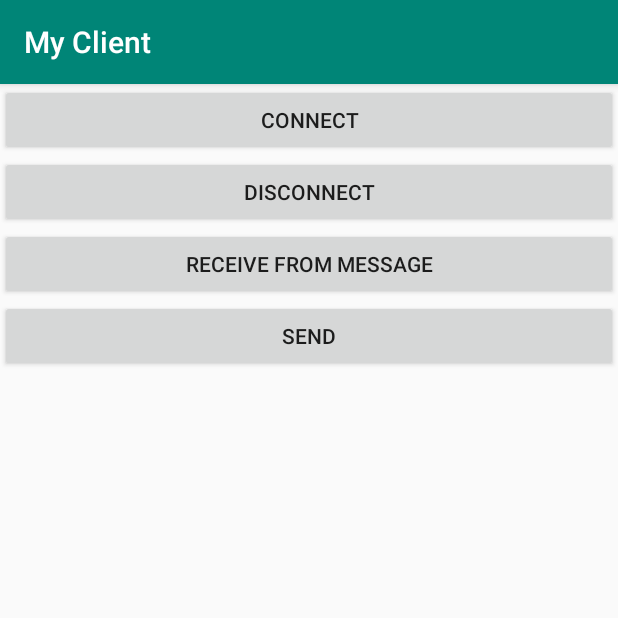
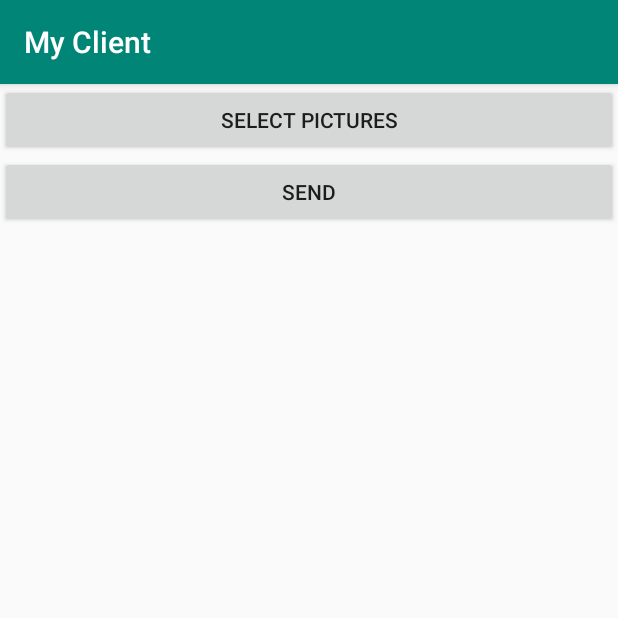
Before and after one commit to sh963852741/MyClient, an Android app: the screen it shows after launch (MainActivity), on a phone screen of 412 x 824 dp, the top half of it. Run offline under Robolectric (Android 15) with nearby library versions, the phone set to English and light mode, and no system bars; libraries missing offline, so code that uses them is left out: droidninja.filepicker, droidninja.filepicker.utils.

Commit message:
传输多个文件

```diff
--- a/app/src/main/java/com/example/myclient/MainActivity.java
+++ b/app/src/main/java/com/example/myclient/MainActivity.java
@@ -8,8 +8,6 @@ import android.os.Handler;
 import android.os.Message;
 import androidx.appcompat.app.AppCompatActivity;
 
-import android.os.Parcelable;
-import android.util.Log;
 import android.view.View;
 import android.widget.Button;
 import android.widget.EditText;
@@ -17,16 +15,13 @@ import android.widget.TextView;
 
 import java.io.BufferedReader;
 import java.io.FileInputStream;
-import java.io.FileNotFoundException;
 import java.io.IOException;
 import java.io.InputStream;
 import java.io.InputStreamReader;
 import java.io.OutputStream;
-import java.io.Reader;
 import java.net.Socket;
 import java.net.URISyntaxException;
 import java.util.ArrayList;
-import java.util.Collection;
 import java.util.concurrent.ExecutorService;
 import java.util.concurrent.Executors;
 
@@ -36,9 +31,6 @@ import droidninja.filepicker.utils.ContentUriUtils;
 
 public class MainActivity extends AppCompatActivity
 {
-    /**
-     * 主 变量
-     */
 
     // 主线程Handler
     // 用于将从服务器获取的消息显示出来
@@ -52,23 +44,9 @@ public class MainActivity extends AppCompatActivity
     // 为了方便展示,此处直接采用线程池进行线程管理,而没有一个个开线程
     private ExecutorService mThreadPool;
 
-    // 输入流读取器对象
-    InputStreamReader isr ;
-    BufferedReader br ;
+    // 连接 断开连接 发送数据到服务器 的按钮变量
+    private Button btnSend,btnSelect;
 
-    // 接收服务器发送过来的消息
-    String response;
-
-
-    /**
-     * 按钮 变量
-     */
-
-    // 连接 断开连接 发送数据到服务器 的按钮变量
-    private Button btnConnect, btnDisconnect, btnSend;
-
-    // 显示接收服务器消息 按钮
-    private TextView Receive,receive_message;
 
     // 输入需要发送的消息 输入框
     private EditText mEdit;
@@ -80,57 +58,17 @@ public class MainActivity extends AppCompatActivity
         setContentView(R.layout.activity_main);
 
         // 初始化所有按钮
-        btnConnect = (Button) findViewById(R.id.connect);
-        btnDisconnect = (Button) findViewById(R.id.disconnect);
         btnSend = (Button) findViewById(R.id.send);
-        Receive = (Button) findViewById(R.id.Receive);
+        btnSelect = (Button) findViewById(R.id.Select);
 
         // 初始化线程池
         mThreadPool = Executors.newCachedThreadPool();
 
-        // 实例化主线程,用于更新接收过来的消息
-        mMainHandler = new Handler() {
-            @Override
-            public void handleMessage(Message msg) {
-                switch (msg.what) {
-                    case 0:
-                        receive_message.setText(response);
-                        break;
-                }
-            }
-        };
-
-        /**
-         * 创建客户端 & 服务器的连接
-         */
-        btnConnect.setOnClickListener(new View.OnClickListener() {
-            @Override
-            public void onClick(View v) {
-                // 利用线程池直接开启一个线程 & 执行该线程
-                mThreadPool.execute(new Runnable() {
-                    @Override
-                    public void run() {
-                        try
-                        {
-                            // 创建Socket对象 & 指定服务端的IP 及 端口号
-                            socket = new Socket("192.168.18.3", 8888);
-                            // 判断客户端和服务器是否连接成功
-                            System.out.println(socket.isConnected());
-                        }
-                        catch (IOException e)
-                        {
-                            e.printStackTrace();
-                        }
-                    }
-                });
-
-            }
-        });
 
         /**
          * 接收 服务器消息
          */
-        Receive.setOnClickListener(new View.OnClickListener() {
+        btnSelect.setOnClickListener(new View.OnClickListener() {
             @Override
             public void onClick(View v) {
                 SelectFile();
@@ -142,42 +80,23 @@ public class MainActivity extends AppCompatActivity
         btnSend.setOnClickListener(new View.OnClickListener() {
             @Override
             public void onClick(View v) {
+                for (final Uri uri:filePaths)
+                {
                     // 利用线程池直接开启一个线程 & 执行该线程
                     mThreadPool.execute(new Runnable() {
                         @Override
                         public void run() {
                             try {
-                            SendFile();
+                                SendFile(uri);
                             } catch (IOException | URISyntaxException e) {
                                 e.printStackTrace();
                             }
                         }
                     });
                 }
+            }
         });
 
-        /**
-         * 断开客户端 & 服务器的连接
-         */
-        btnDisconnect.setOnClickListener(new View.OnClickListener() {
-            @Override
-            public void onClick(View v) {
-                try {
-
-                    // 断开 服务器发送到客户端 的连接，即关闭输入流读取器对象BufferedReader
-                    br.close();
-
-                    // 最终关闭整个Socket连接
-                    socket.close();
-
-                    // 判断客户端和服务器是否已经断开连接
-                    System.out.println(socket.isConnected());
-
-                } catch (IOException e) {
-                    e.printStackTrace();
-                }
-            }
-        });
     }
     public void SelectFile()
     {
@@ -187,7 +106,7 @@ public class MainActivity extends AppCompatActivity
                 .pickPhoto(this);
     }
 
-    public void SendFile() throws IOException, URISyntaxException {
+    public void SendFile(Uri uri) throws IOException, URISyntaxException {
         OutputStream outputStream = null;
         InputStream intputStream = null;
         Socket socket=null;
@@ -199,7 +118,7 @@ public class MainActivity extends AppCompatActivity
         } catch (IOException e) {
             e.printStackTrace();
         }
-        String path = ContentUriUtils.INSTANCE.getFilePath(this,filePaths.get(0));
+        String path = ContentUriUtils.INSTANCE.getFilePath(this,uri);
         byte[] recvBuffer = new byte[1024];
         byte[] sendBuffer = new byte[1024];
         // 发送文件信息
@@ -221,9 +140,12 @@ public class MainActivity extends AppCompatActivity
         while ((byteRead = in.read(sendBuffer)) != -1) {
             outputStream.write(sendBuffer);
         }
+        in.close();
         //校验文件
         intputStream.read(recvBuffer);
         outputStream.write("finish\0".getBytes());
+        intputStream.close();
+        outputStream.close();
         socket.close();
     }
 
--- a/app/src/main/res/layout/activity_main.xml
+++ b/app/src/main/res/layout/activity_main.xml
@@ -4,24 +4,12 @@
     android:layout_width="fill_parent"
     android:layout_height="fill_parent">
 
+
     <Button
-        android:id="@+id/connect"
+        android:id="@+id/Select"
         android:layout_width="match_parent"
         android:layout_height="wrap_content"
-        android:text="connect" />
-
-    <Button
-        android:id="@+id/disconnect"
-        android:layout_width="match_parent"
-        android:layout_height="wrap_content"
-        android:text="disconnect" />
-
-
-    <Button
-        android:id="@+id/Receive"
-        android:layout_width="match_parent"
-        android:layout_height="wrap_content"
-        android:text="Receive from message" />
+        android:text="Select pictures" />
 
 
     <Button
```
Lines whose indentation alone changed are shown as unchanged.
